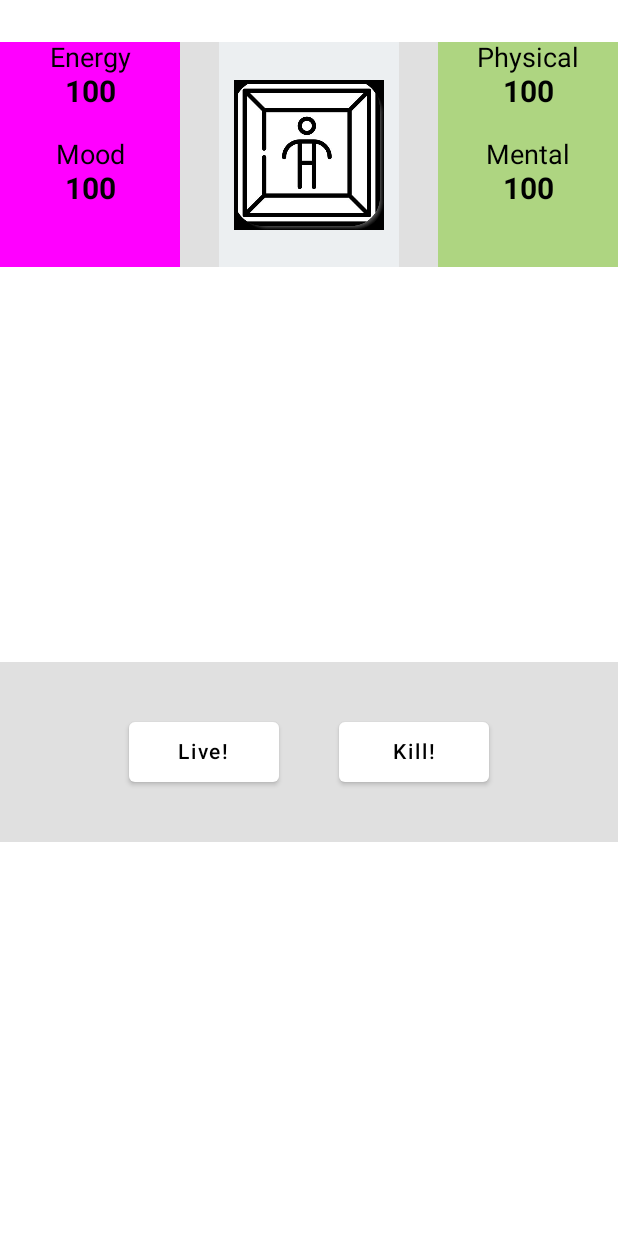
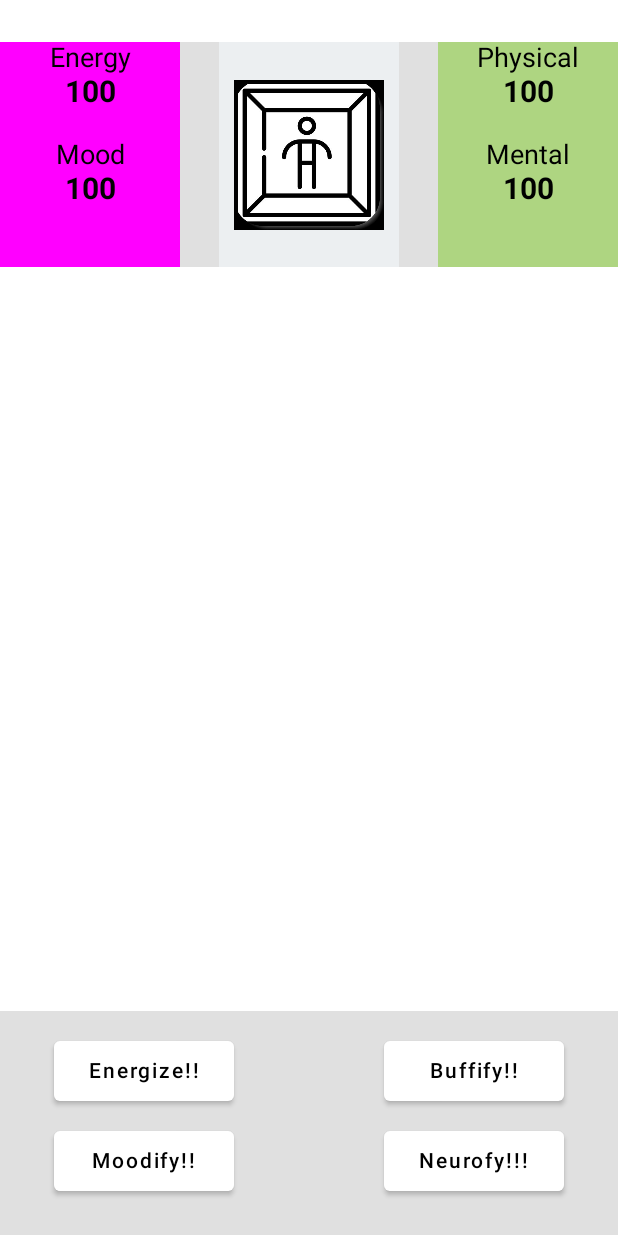
Before and after one commit to technexx/AThirdJetpackComposeStory, an Android app built with Jetpack Compose: the screen it shows after launch (MainActivity), on a phone screen of 412 x 824 dp. Run offline under Robolectric (Android 15) with nearby library versions, the phone set to English and light mode, and no system bars; our stand-ins replace constraintlayout-compose.

Commit message:
buttons lined up

```diff
--- a/app/src/main/java/a/third/jetpack/compose/myapplication/MainActivity.kt
+++ b/app/src/main/java/a/third/jetpack/compose/myapplication/MainActivity.kt
@@ -36,6 +36,7 @@ import kotlin.random.Random.Default.nextInt
 
 private lateinit var statsDataClass: StatsDataClass
 private lateinit var statsViewModel : StatsViewModel
+
 
 class MainActivity : ComponentActivity() {
     override fun onCreate(savedInstanceState: Bundle?) {
@@ -180,47 +181,67 @@ fun FullView() {
 
         Column(modifier = Modifier
             .constrainAs(boardLayout) {
-                top.linkTo(statsLayout.bottom)
                 bottom.linkTo(parent.bottom)
             }
             .fillMaxWidth()
-            .height(120.dp)
+            .height(150.dp)
             .background(color = colorResource(id = R.color.lighter_grey)),
-            horizontalAlignment = Alignment.CenterHorizontally,
-            verticalArrangement = Arrangement.Center
         ) {
 
-            Row (modifier = Modifier
+            Spacer(modifier = Modifier.height(20.dp))
+
+            Row(modifier = Modifier
                 .fillMaxWidth(),
-                horizontalArrangement = Arrangement.Center,
-                verticalAlignment = Alignment.CenterVertically
-                )
-            {
+                horizontalArrangement = Arrangement.Center
+
+            ) {
                 Button(colors = ButtonDefaults.buttonColors(backgroundColor = colorResource(id = R.color.white)),
                     modifier = Modifier
-                        .size(100.dp, 40.dp),
+                        .size(120.dp, 40.dp),
                     onClick = {
-                        lifeLeft += addLifeFloat()
-
                         addOrSubtractStatValueInViewModel(true)
                     }) {
-                    Text(text = "Live!")
+                    Text(text = "Energize!!")
                 }
 
-                Spacer(modifier = Modifier.width(40.dp))
+                Spacer(modifier = Modifier.width(100.dp))
 
                 Button(colors = ButtonDefaults.buttonColors(backgroundColor = colorResource(id = R.color.white)),
-                    //requiredSize works where size does not.
                     modifier = Modifier
-                        .size(100.dp, 40.dp),
+                        .size(120.dp, 40.dp),
                     onClick = {
-                        lifeLeft += subtractLifeFloat()
+                        addOrSubtractStatValueInViewModel(true)
+                    }) {
+                    Text(text = "Buffify!!")
 
-                        addOrSubtractStatValueInViewModel(false)
+                }
+            }
+
+            Spacer(modifier = Modifier.height(20.dp))
+
+            Row(modifier = Modifier
+                .fillMaxWidth(),
+                horizontalArrangement = Arrangement.Center
+            ) {
+                Button(colors = ButtonDefaults.buttonColors(backgroundColor = colorResource(id = R.color.white)),
+                    modifier = Modifier
+                        .size(120.dp, 40.dp),
+                    onClick = {
+                        addOrSubtractStatValueInViewModel(true)
                     }) {
-                    Text(text = "Kill!")
+                    Text(text = "Moodify!!")
                 }
 
+                Spacer(modifier = Modifier.width(100.dp))
+
+                Button(colors = ButtonDefaults.buttonColors(backgroundColor = colorResource(id = R.color.white)),
+                    modifier = Modifier
+                        .size(120.dp, 40.dp),
+                    onClick = {
+                        addOrSubtractStatValueInViewModel(true)
+                    }) {
+                    Text(text = "Neurofy!!!")
+                }
             }
         }
     }
@@ -276,9 +297,6 @@ private fun randomValueForStatChange() : Int { return (5..10).random() }
 private fun getRandomStatString() : String{
     val roll = (1..4).random()
 
-    Log.i("testRoll", "roll is $roll")
-
-
     if (roll == 1) return "mood"
     if (roll == 2) return "energy"
     if (roll == 3) return "physical"
@@ -293,7 +311,7 @@ fun DefaultPreview() {
     AThirdJetpackComposeStoryTheme {
         Surface(modifier = Modifier.fillMaxSize(),
             color = MaterialTheme.colors.background) {
-            Text(text = "Preview")
+            FullView()
         }
     }
 }
```
